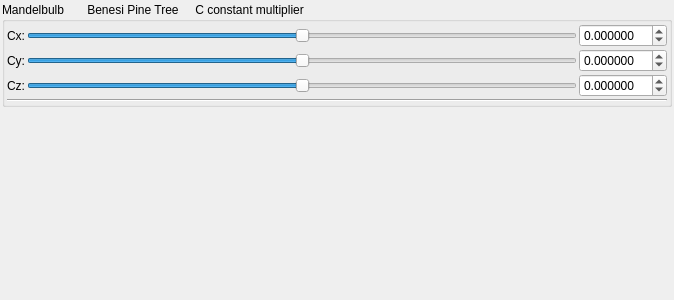
Above: mandelbulber2/qt_data/fractal_benesi_pine_tree.ui from buddhi1980/mandelbulber2 before the change. Below: the same form after it.
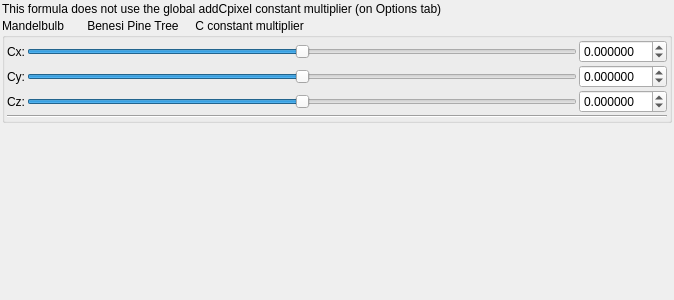
That is the form after the change. Custom widgets are drawn as their Qt base class.

Commit message: Transf_add_Cpixel_axis_swap

Diff of the .ui file:
```diff
--- a/mandelbulber2/qt_data/fractal_benesi_pine_tree.ui
+++ b/mandelbulber2/qt_data/fractal_benesi_pine_tree.ui
@@ -29,6 +29,13 @@
    <property name="bottomMargin">
     <number>2</number>
    </property>
+   <item>
+    <widget class="QLabel" name="label">
+     <property name="text">
+      <string>This formula does not use the global addCpixel constant multiplier (on Options tab)</string>
+     </property>
+    </widget>
+   </item>
    <item>
     <widget class="QGroupBox" name="groupBox">
      <property name="toolTip">
```
Left out of the diff: 152 changed lines with no effect on the pictures. The commit also changes 8 other files.
